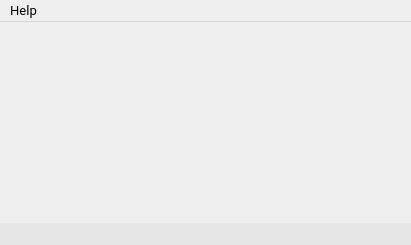
The window that src/software-qt/EMBO/window_la.ui (parezj/EMBO) describes before a commit, drawn with Qt 5.
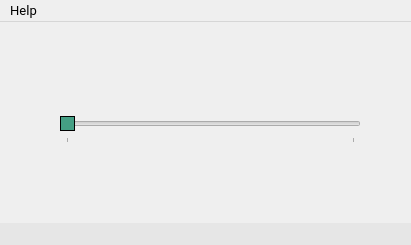
The same window after the commit. Icons and pictures are not drawn.

The edit to the form file:
```diff
--- a/src/software-qt/EMBO/window_la.ui
+++ b/src/software-qt/EMBO/window_la.ui
@@ -23,7 +23,50 @@
    <iconset resource="resources.qrc">
     <normaloff>:/main/resources/img/icon.png</normaloff>:/main/resources/img/icon.png</iconset>
   </property>
-  <widget class="QWidget" name="centralwidget"/>
+  <widget class="QWidget" name="centralwidget">
+   <widget class="QSlider" name="horizontalSlider_freq">
+    <property name="geometry">
+     <rect>
+      <x>60</x>
+      <y>90</y>
+      <width>301</width>
+      <height>31</height>
+     </rect>
+    </property>
+    <property name="font">
+     <font>
+      <weight>50</weight>
+      <bold>false</bold>
+     </font>
+    </property>
+    <property name="styleSheet">
+     <string notr="true">QSlider::handle:horizontal {
+    background-color: #449f84;
+    border: 1px solid;
+}
+
+QSlider::handle:horizontal:hover {
+    background-color: #51bf9f;
+    border: 1px solid;
+}</string>
+    </property>
+    <property name="maximum">
+     <number>5000000</number>
+    </property>
+    <property name="value">
+     <number>50</number>
+    </property>
+    <property name="orientation">
+     <enum>Qt::Horizontal</enum>
+    </property>
+    <property name="tickPosition">
+     <enum>QSlider::TicksBelow</enum>
+    </property>
+    <property name="tickInterval">
+     <number>100000</number>
+    </property>
+   </widget>
+  </widget>
   <widget class="QMenuBar" name="menubar">
    <property name="geometry">
     <rect>
```
